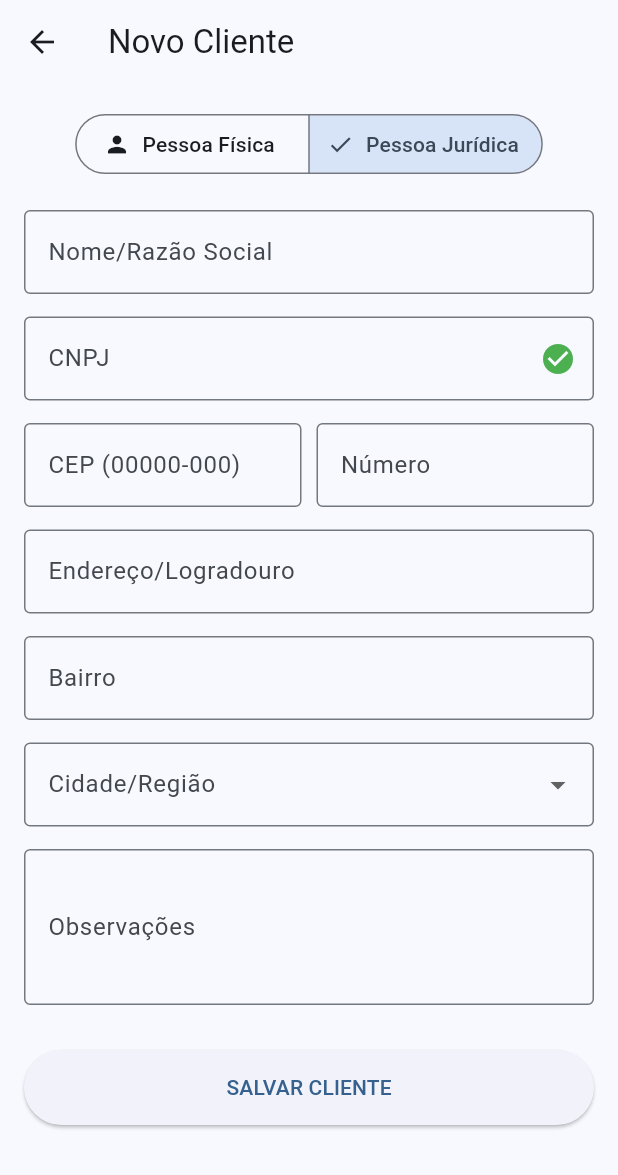
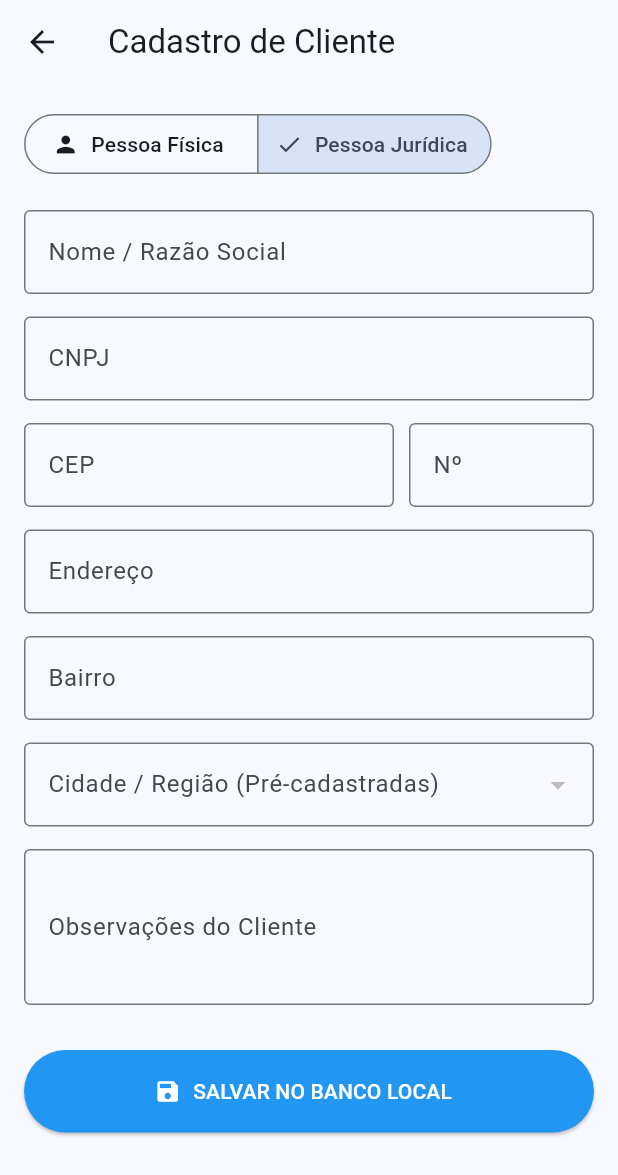
Before and after one commit to luisfsilveira/orcamento_pro, a Flutter app: the ClienteFormView screen opened directly, after a tap on "Pessoa Jurídica", on a phone screen of 412 x 824 dp. Shown: the top 1175 px of the screen. Run offline on Flutter 3.47's test engine with Material 3 defaults, Android fonts, the phone set to English and light mode, and no system bars; our stand-ins replace pdf, sqflite; accounts and stored records are empty.

Commit message:
Registro: Formulário de Cliente funcional com integração à tabela de cidades e validadores

```diff
--- a/lib/shared/cliente_form_view.dart
+++ b/lib/shared/cliente_form_view.dart
@@ -12,36 +12,82 @@ class ClienteFormView extends StatefulWidget {
 
 class _ClienteFormViewState extends State<ClienteFormView> {
   final _formKey = GlobalKey<FormState>();
+
+  // Estado do Formulário
   bool isPessoaFisica = true;
-  String documento = "";
   bool documentoValido = true;
+  List<Map<String, dynamic>> _cidadesDisponiveis = [];
+  int? _cidadeSelecionadaId;
 
-  // Controllers
+  // Controllers para capturar os dados
   final _nomeController = TextEditingController();
   final _docController = TextEditingController();
   final _cepController = TextEditingController();
-  final _cidadeController = TextEditingController(); // Aqui entrará o seletor de pré-cadastro depois
+  final _logradouroController = TextEditingController();
+  final _numeroController = TextEditingController();
+  final _bairroController = TextEditingController();
+  final _obsController = TextEditingController();
+
+  @override
+  void initState() {
+    super.initState();
+    _carregarCidades(); // Busca as cidades do banco ao abrir a tela
+  }
+
+  Future<void> _carregarCidades() async {
+    final cidades = await DbHelper().getCidades();
+    setState(() {
+      _cidadesDisponiveis = cidades;
+    });
+  }
 
   void _validarDocumento(String value) {
     setState(() {
-      documento = value;
       documentoValido = isPessoaFisica
           ? Validators.isValidCPF(value)
           : Validators.isValidCNPJ(value);
     });
   }
 
+  Future<void> _salvar() async {
+    if (_nomeController.text.isEmpty) {
+      ScaffoldMessenger.of(context).showSnackBar(const SnackBar(content: Text("O nome é obrigatório")));
+      return;
+    }
+
+    final dados = {
+      'nome': _nomeController.text,
+      'tipo_pessoa': isPessoaFisica ? 'PF' : 'PJ',
+      'documento': _docController.text,
+      'whatsapp': '', // Campo para expansão futura
+      'email': '',    // Campo para expansão futura
+      'cep': _cepController.text,
+      'logradouro': _logradouroController.text,
+      'numero': _numeroController.text,
+      'bairro': _bairroController.text,
+      'cidade_id': _cidadeSelecionadaId,
+      'observacoes': _obsController.text,
+      'data_cadastro': DateTime.now().toIso8601String(),
+    };
+
+    await DbHelper().insertCliente(dados);
+    if (mounted) {
+      ScaffoldMessenger.of(context).showSnackBar(const SnackBar(content: Text("Cliente salvo com sucesso!")));
+      Navigator.pop(context); // Volta para a tela anterior
+    }
+  }
+
   @override
   Widget build(BuildContext context) {
     return Scaffold(
-      appBar: AppBar(title: const Text("Novo Cliente")),
+      appBar: AppBar(title: const Text("Cadastro de Cliente")),
       body: SingleChildScrollView(
         padding: const EdgeInsets.all(16.0),
         child: Form(
           key: _formKey,
           child: Column(
+            crossAxisAlignment: CrossAxisAlignment.start,
             children: [
-              // Seletor PF/PJ
               SegmentedButton<bool>(
                 segments: const [
                   ButtonSegment(value: true, label: Text("Pessoa Física"), icon: Icon(Icons.person)),
@@ -57,22 +103,18 @@ class _ClienteFormViewState extends State<ClienteFormView> {
               const SizedBox(height: 20),
               TextFormField(
                 controller: _nomeController,
-                decoration: const InputDecoration(labelText: "Nome/Razão Social", border: OutlineInputBorder()),
+                decoration: const InputDecoration(labelText: "Nome / Razão Social", border: OutlineInputBorder()),
               ),
               const SizedBox(height: 15),
-              // Campo Documento com Alerta Vermelho
               TextFormField(
                 controller: _docController,
                 keyboardType: TextInputType.number,
                 decoration: InputDecoration(
                   labelText: isPessoaFisica ? "CPF" : "CNPJ",
                   border: const OutlineInputBorder(),
-                  errorText: documentoValido ? null : "Documento Inválido (Aviso)",
+                  errorText: documentoValido ? null : "Documento com formato inválido",
                   errorStyle: const TextStyle(color: Colors.red),
-                  suffixIcon: Icon(
-                    documentoValido ? Icons.check_circle : Icons.warning,
-                    color: documentoValido ? Colors.green : Colors.red,
-                  ),
+                  suffixIcon: Icon(Icons.warning, color: documentoValido ? Colors.transparent : Colors.red),
                 ),
                 onChanged: _validarDocumento,
               ),
@@ -80,42 +122,61 @@ class _ClienteFormViewState extends State<ClienteFormView> {
               Row(
                 children: [
                   Expanded(
+                    flex: 2,
                     child: TextFormField(
                       controller: _cepController,
-                      decoration: const InputDecoration(labelText: "CEP (00000-000)", border: OutlineInputBorder()),
-                      inputFormatters: [FilteringTextInputFormatter.digitsOnly],
+                      decoration: const InputDecoration(labelText: "CEP", border: OutlineInputBorder()),
                     ),
                   ),
                   const SizedBox(width: 10),
-                  Expanded(child: TextFormField(decoration: const InputDecoration(labelText: "Número", border: OutlineInputBorder()))),
+                  Expanded(
+                    child: TextFormField(
+                      controller: _numeroController,
+                      decoration: const InputDecoration(labelText: "Nº", border: OutlineInputBorder()),
+                    ),
+                  ),
                 ],
               ),
               const SizedBox(height: 15),
-              TextFormField(decoration: const InputDecoration(labelText: "Endereço/Logradouro", border: OutlineInputBorder())),
-              const SizedBox(height: 15),
-              TextFormField(decoration: const InputDecoration(labelText: "Bairro", border: OutlineInputBorder())),
-              const SizedBox(height: 15),
-              // Cidade/Estado (Placeholder para o módulo de pré-cadastro)
-              DropdownButtonFormField<String>(
-                decoration: const InputDecoration(labelText: "Cidade/Região", border: OutlineInputBorder()),
-                items: ["Igarapava - SP", "Franca - SP", "Ribeirão Preto - SP"].map((c) => DropdownMenuItem(value: c, child: Text(c))).toList(),
-                onChanged: (val) {},
+              TextFormField(
+                controller: _logradouroController,
+                decoration: const InputDecoration(labelText: "Endereço", border: OutlineInputBorder()),
               ),
               const SizedBox(height: 15),
               TextFormField(
+                controller: _bairroController,
+                decoration: const InputDecoration(labelText: "Bairro", border: OutlineInputBorder()),
+              ),
+              const SizedBox(height: 15),
+
+              // Dropdown Dinâmico que consome do Banco de Dados
+              DropdownButtonFormField<int>(
+                decoration: const InputDecoration(labelText: "Cidade / Região (Pré-cadastradas)", border: OutlineInputBorder()),
+                value: _cidadeSelecionadaId,
+                items: _cidadesDisponiveis.map((c) {
+                  return DropdownMenuItem<int>(
+                    value: c['id'],
+                    child: Text("${c['nome']} - ${c['estado']}"),
+                  );
+                }).toList(),
+                onChanged: (val) => setState(() => _cidadeSelecionadaId = val),
+              ),
+
+              const SizedBox(height: 15),
+              TextFormField(
+                controller: _obsController,
                 maxLines: 3,
-                decoration: const InputDecoration(labelText: "Observações", border: OutlineInputBorder()),
+                decoration: const InputDecoration(labelText: "Observações do Cliente", border: OutlineInputBorder()),
               ),
               const SizedBox(height: 30),
               SizedBox(
                 width: double.infinity,
-                height: 50,
-                child: ElevatedButton(
-                  onPressed: () {
-                    // Salvar no Banco
-                    ScaffoldMessenger.of(context).showSnackBar(const SnackBar(content: Text("Cliente salvo no banco local.")));
-                  },
-                  child: const Text("SALVAR CLIENTE"),
+                height: 55,
+                child: ElevatedButton.icon(
+                  onPressed: _salvar,
+                  icon: const Icon(Icons.save),
+                  label: const Text("SALVAR NO BANCO LOCAL"),
+                  style: ElevatedButton.styleFrom(backgroundColor: Colors.blue, foregroundColor: Colors.white),
                 ),
               ),
             ],
```
